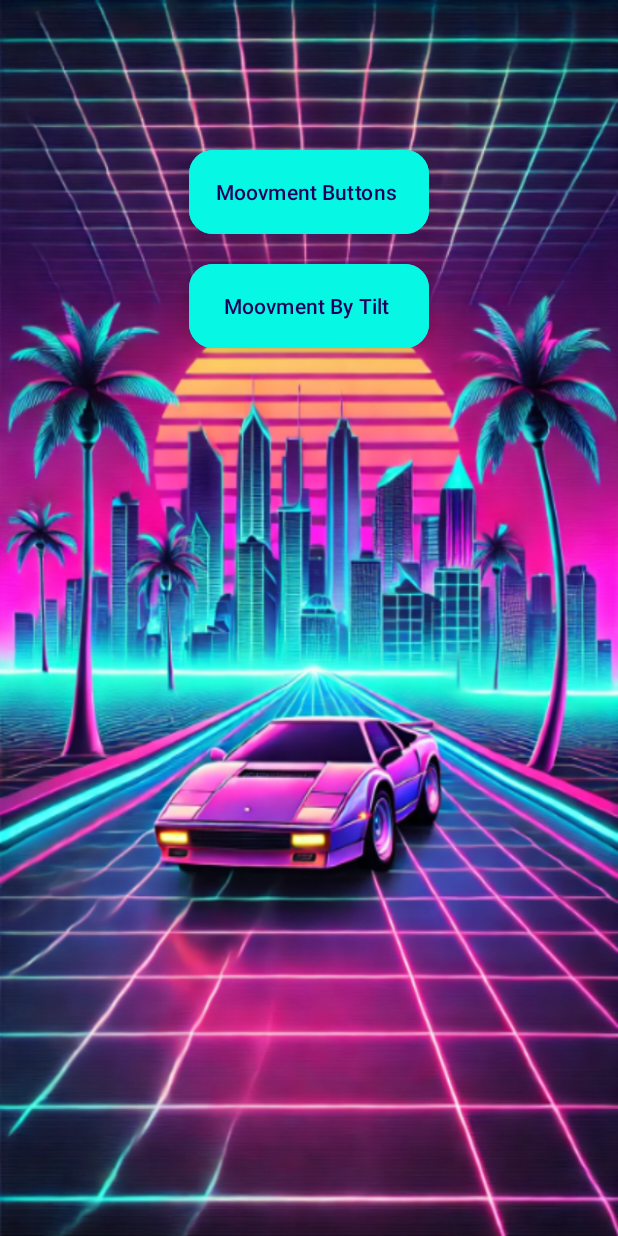
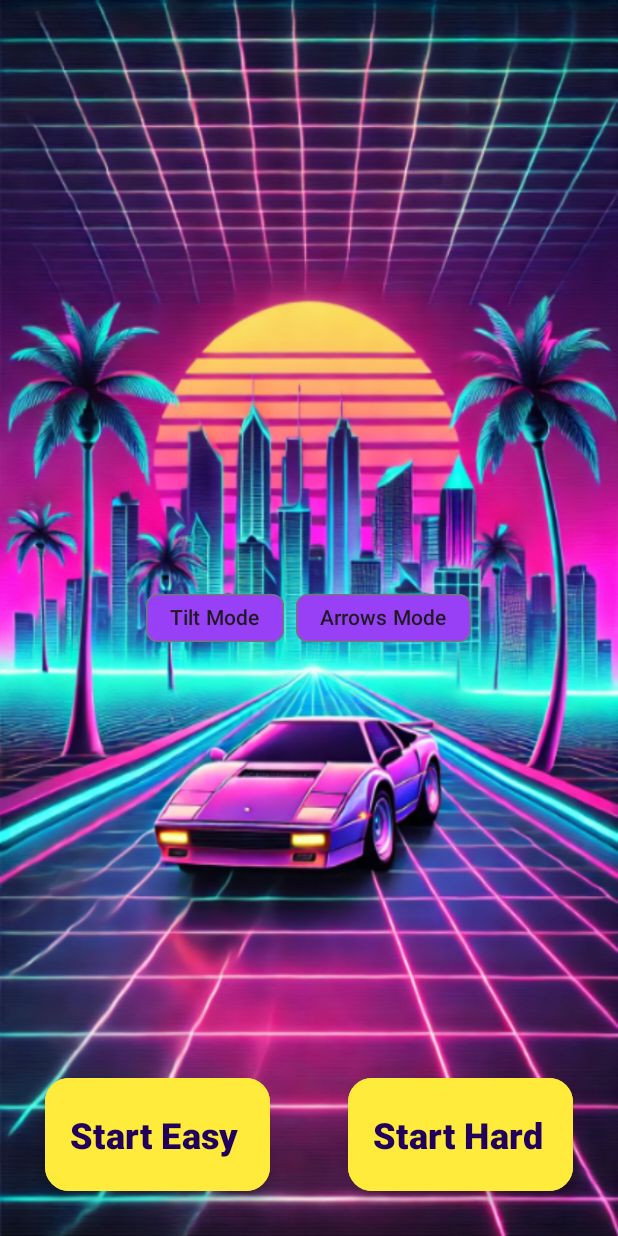
Before and after one commit to RonK42/First_App, an Android app: the screen it shows after launch (MainMenuActivity), on a phone screen of 412 x 824 dp. Run offline under Robolectric (Android 15) with nearby library versions, the phone set to English and light mode, and no system bars.

Commit message:
Add choose Tilt Or Arrows

```diff
--- a/app/src/main/java/com/example/hm_1/MainMenuActivity.kt
+++ b/app/src/main/java/com/example/hm_1/MainMenuActivity.kt
@@ -2,13 +2,12 @@ package com.example.hm_1
 
 import android.content.Intent
 import android.os.Bundle
-import android.view.View
 import androidx.appcompat.app.AppCompatActivity
-import com.google.android.material.floatingactionbutton.ExtendedFloatingActionButton
+import com.google.android.material.chip.Chip
+import com.google.android.material.chip.ChipGroup
 
 class MainMenuActivity : AppCompatActivity() {
-    private lateinit var Buttons_Button: ExtendedFloatingActionButton
-    private lateinit var Tilt_Button: ExtendedFloatingActionButton
+    private lateinit var chipGroupModes: ChipGroup
 
     override fun onCreate(savedInstanceState: Bundle?) {
         super.onCreate(savedInstanceState)
@@ -18,13 +17,16 @@ class MainMenuActivity : AppCompatActivity() {
     }
 
     private fun findViews() {
-        Buttons_Button = findViewById(R.id.Buttons_Button)
-        Tilt_Button = findViewById(R.id.Tilt_Button)
+        chipGroupModes = findViewById(R.id.chipGroupModes)
     }
 
     private fun initViews() {
-        Buttons_Button.setOnClickListener { moveToGameActivity("BUTTONS_MODE") }
-        Tilt_Button.setOnClickListener { moveToGameActivity("TILT_MODE") }
+        chipGroupModes.setOnCheckedChangeListener { group, checkedId ->
+            when (checkedId) {
+                R.id.chipTilt -> moveToGameActivity("TILT_MODE")
+                R.id.chipArrows -> moveToGameActivity("BUTTONS_MODE")
+            }
+        }
     }
 
     private fun moveToGameActivity(mode: String) {
--- a/app/src/main/res/layout/acticity_menu.xml
+++ b/app/src/main/res/layout/acticity_menu.xml
@@ -1,26 +1,66 @@
-<?xml version="1.0" encoding="utf-8"?>
 <RelativeLayout xmlns:android="http://schemas.android.com/apk/res/android"
     xmlns:app="http://schemas.android.com/apk/res-auto"
     android:layout_width="match_parent"
     android:layout_height="match_parent"
     android:background="@drawable/main_menu">
 
-    <com.google.android.material.floatingactionbutton.ExtendedFloatingActionButton
-        android:id="@+id/Buttons_Button"
-        android:backgroundTint="@color/neon_light_blue"
+    <com.google.android.material.chip.ChipGroup
+        android:id="@+id/chipGroupModes"
+        android:layout_marginStart="100dp"
+        android:layout_width="wrap_content"
+        android:layout_height="wrap_content"
         android:layout_centerHorizontal="true"
-        android:layout_marginTop="100dp"
-        android:layout_width="160dp"
-        android:layout_height="wrap_content"
-        android:text="@string/moovment_buttons_LBL" />
+        android:layout_centerVertical="true"
+        app:singleSelection="true"
+        app:selectionRequired="true"
+        app:chipSpacingVertical="16dp"
+        > <!-- Set orientation to vertical -->
+
+        <com.google.android.material.chip.Chip
+            android:id="@+id/chipTilt"
+            android:layout_width="wrap_content"
+            android:layout_height="wrap_content"
+            android:text="Tilt Mode"
+            android:checkable="true"
+            android:backgroundTint="@color/neon_purple_blue"
+            android:focusable="true" />
+
+        <com.google.android.material.chip.Chip
+            android:id="@+id/chipArrows"
+            android:layout_width="wrap_content"
+            android:layout_height="wrap_content"
+            android:text="Arrows Mode"
+            android:backgroundTint="@color/neon_purple_blue"
+            android:checkable="true"
+            android:focusable="true" />
+    </com.google.android.material.chip.ChipGroup>
 
     <com.google.android.material.floatingactionbutton.ExtendedFloatingActionButton
-        android:id="@+id/Tilt_Button"
-        android:backgroundTint="@color/neon_light_blue"
-        android:layout_centerHorizontal="true"
-        android:layout_below="@id/Buttons_Button"
-        android:layout_marginTop="20dp"
-        android:layout_width="160dp"
-        android:layout_height="wrap_content"
-        android:text="@string/moovment_tilt" />
+        android:id="@+id/Main_Button_Left"
+        android:layout_width="@dimen/Default_Button_Width"
+        android:layout_height="@dimen/Default_Button_Height"
+        android:layout_alignParentLeft="true"
+        android:layout_alignParentBottom="true"
+        android:layout_marginStart="@dimen/Default_Element_Margin"
+        android:layout_marginBottom="@dimen/Default_Element_Margin"
+        android:backgroundTint="@color/buttons_color"
+        android:text="Start Easy"
+        android:textStyle="bold"
+        android:textSize="24sp" />
+
+    <com.google.android.material.floatingactionbutton.ExtendedFloatingActionButton
+        android:id="@+id/Start_Hard_BTN"
+        android:layout_width="@dimen/Default_Button_Width"
+        android:layout_height="@dimen/Default_Button_Height"
+        android:layout_alignParentRight="true"
+        android:layout_alignParentBottom="true"
+        android:layout_marginEnd="@dimen/Default_Element_Margin"
+        android:layout_marginBottom="@dimen/Default_Element_Margin"
+        android:backgroundTint="@color/buttons_color"
+        android:text="Start Hard"
+        android:textStyle="bold"
+        android:textSize="24sp"
+        app:iconGravity="end" />
+
+
 </RelativeLayout>
--- a/app/src/main/res/values/colors.xml
+++ b/app/src/main/res/values/colors.xml
@@ -5,5 +5,6 @@
     <color name="white">#FFFFFFFF</color>
     <color name="buttons_color">#FFEB3B</color>
     <color name="neon_light_blue">#06F8E4</color>
+    <color name="neon_purple_blue">#9840F6</color>
     <color name="car">#FF0000</color>
 </resources>
```
Also changed, not shown: app/src/main/java/com/example/hm_1/MainActivity.kt (+161 -213 lines).
